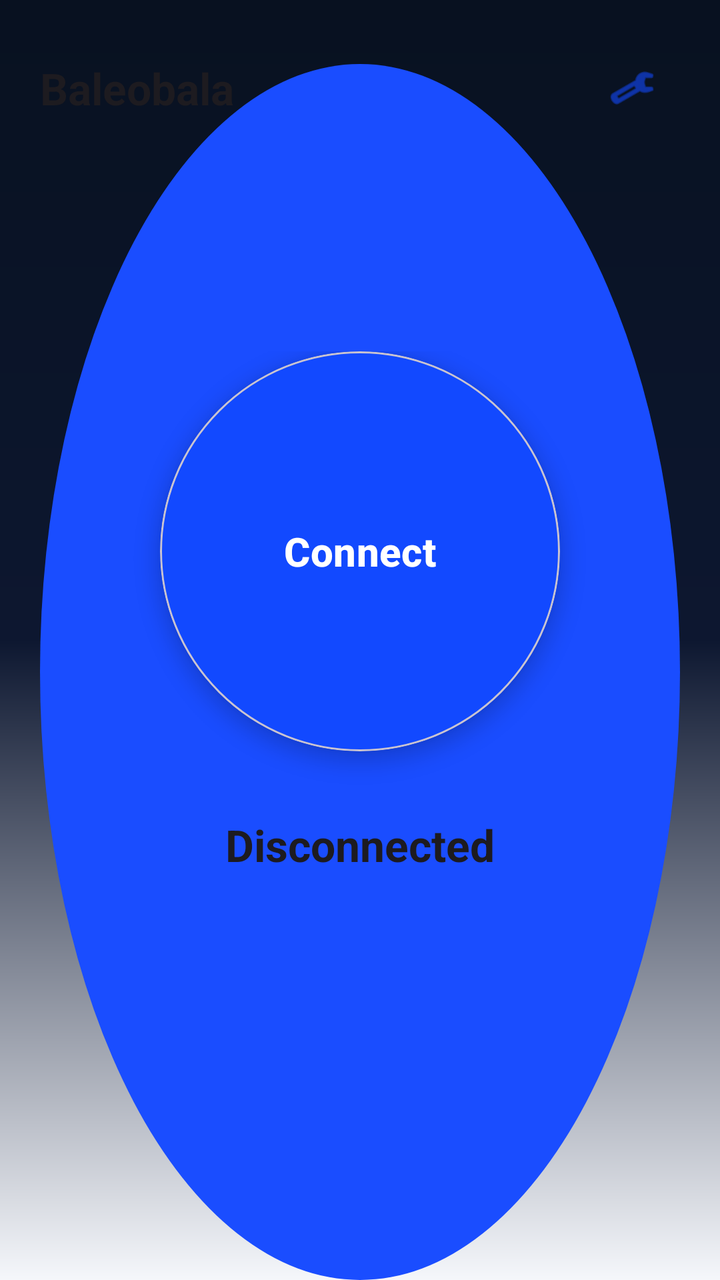
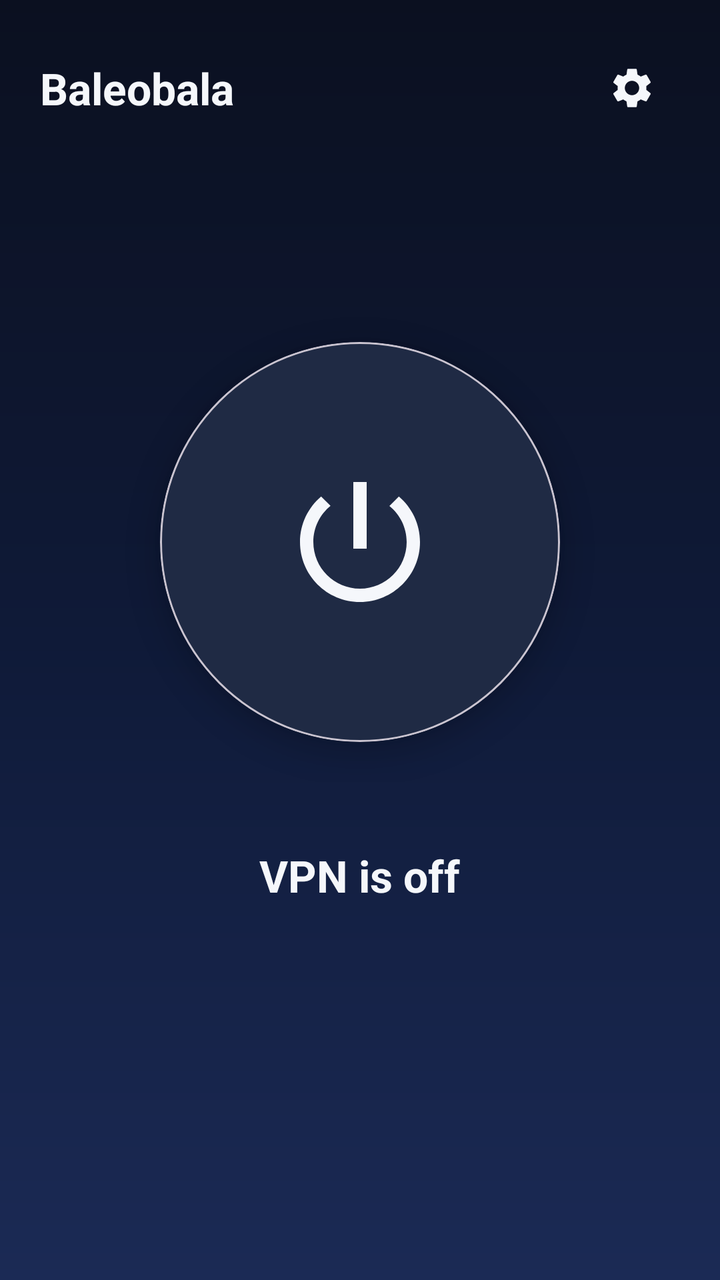

An Android layout rendered at two revisions. The XML below is the earlier revision; the diff shows what the commit changed to produce the second picture.
<!-- AndroidManifest.xml: application theme Theme.BaleobalaVpn -->
<!-- res/layout/activity_main.xml -->
<?xml version="1.0" encoding="utf-8"?>
<FrameLayout xmlns:android="http://schemas.android.com/apk/res/android"
    xmlns:app="http://schemas.android.com/apk/res-auto"
    android:id="@+id/logScroll"
    android:layout_width="match_parent"
    android:layout_height="match_parent"
    android:background="@drawable/bg_dashboard"
    android:fitsSystemWindows="true">

    
    <androidx.constraintlayout.widget.ConstraintLayout
        android:layout_width="match_parent"
        android:layout_height="wrap_content"
        android:paddingHorizontal="20dp"
        android:paddingTop="20dp">

        <TextView
            android:id="@+id/titleText"
            android:layout_width="wrap_content"
            android:layout_height="wrap_content"
            android:text="@string/dashboard_title"
            android:textAppearance="?attr/textAppearanceTitleLarge"
            android:textStyle="bold"
            app:layout_constraintStart_toStartOf="parent"
            app:layout_constraintTop_toTopOf="parent"
            app:layout_constraintBottom_toBottomOf="@id/settingsButton" />

        <com.google.android.material.button.MaterialButton
            android:id="@+id/settingsButton"
            style="@style/Widget.Material3.Button.IconButton"
            android:layout_width="48dp"
            android:layout_height="48dp"
            android:contentDescription="@string/dashboard_settings"
            app:icon="@android:drawable/ic_menu_manage"
            app:iconGravity="textStart"
            app:iconPadding="0dp"
            app:iconSize="24dp"
            app:layout_constraintEnd_toEndOf="parent"
            app:layout_constraintTop_toTopOf="parent" />
    </androidx.constraintlayout.widget.ConstraintLayout>

    
    <LinearLayout
        android:layout_width="match_parent"
        android:layout_height="wrap_content"
        android:layout_gravity="center"
        android:orientation="vertical"
        android:gravity="center_horizontal"
        android:paddingHorizontal="24dp">

        <com.google.android.material.card.MaterialCardView
            android:id="@+id/toggleCard"
            android:layout_width="200dp"
            android:layout_height="200dp"
            app:cardCornerRadius="100dp"
            app:cardElevation="6dp"
            app:cardBackgroundColor="?attr/colorPrimary"
            android:clickable="true"
            android:focusable="true"
            android:foreground="?attr/selectableItemBackgroundBorderless">

            <Button
                android:id="@+id/toggleButton"
                android:layout_width="match_parent"
                android:layout_height="match_parent"
                android:background="@android:color/transparent"
                android:text="@string/connect"
                android:textColor="?attr/colorOnPrimary"
                android:textSize="20sp"
                android:textStyle="bold"
                android:stateListAnimator="@null" />
        </com.google.android.material.card.MaterialCardView>

        <TextView
            android:id="@+id/statusText"
            android:layout_width="wrap_content"
            android:layout_height="wrap_content"
            android:layout_marginTop="32dp"
            android:gravity="center"
            android:text="@string/status_disconnected"
            android:textAppearance="?attr/textAppearanceTitleLarge"
            android:textStyle="bold" />

        <TextView
            android:id="@+id/authStatus"
            android:layout_width="wrap_content"
            android:layout_height="wrap_content"
            android:layout_marginTop="8dp"
            android:gravity="center"
            android:textAppearance="?attr/textAppearanceBodyMedium"
            android:textColor="?attr/colorOnSurfaceVariant" />
    </LinearLayout>

    
    <Button
        android:id="@+id/signOutButton"
        style="@style/Widget.Material3.Button.TextButton"
        android:layout_width="wrap_content"
        android:layout_height="wrap_content"
        android:layout_gravity="bottom|center_horizontal"
        android:layout_marginBottom="24dp"
        android:text="@string/login_sign_out"
        android:visibility="gone" />

    
    <com.google.android.material.chip.Chip android:id="@+id/connectionPill"
        android:layout_width="wrap_content" android:layout_height="wrap_content" android:visibility="gone" />
    <TextView android:id="@+id/carrierText"
        android:layout_width="wrap_content" android:layout_height="wrap_content" android:visibility="gone" />
    <TextView android:id="@+id/quickActionSecondary"
        android:layout_width="wrap_content" android:layout_height="wrap_content" android:visibility="gone" />
    <View android:id="@+id/detailsGroup"
        android:layout_width="0dp" android:layout_height="0dp" android:visibility="gone" />
    <TextView android:id="@+id/logText"
        android:layout_width="wrap_content" android:layout_height="wrap_content" android:visibility="gone" />
</FrameLayout>
<!-- resources referenced by this layout -->
<resources>
  <!-- drawable bg_dashboard (drawable) -->
  <?xml version="1.0" encoding="utf-8"?>
  <layer-list xmlns:android="http://schemas.android.com/apk/res/android">
      <item>
          <shape android:shape="rectangle">
              <gradient
                  android:angle="270"
                  android:startColor="#081120"
                  android:centerColor="#0D1730"
                  android:endColor="#F5F7FB"
                  android:type="linear" />
          </shape>
      </item>
      <item android:top="32dp" android:left="20dp" android:right="20dp">
          <shape android:shape="oval">
              <size android:width="120dp" android:height="120dp" />
              <solid android:color="#1A4DFF" />
          </shape>
      </item>
  </layer-list>
  <string name="connect">Connect</string>
  <string name="dashboard_settings">Settings</string>
  <string name="dashboard_title">Baleobala</string>
  <string name="login_sign_out">Sign out</string>
  <string name="status_disconnected">Disconnected</string>
  <style name="Theme.BaleobalaVpn" parent="Theme.Material3.DayNight.NoActionBar">
          <item name="colorPrimary">#1249FF</item>
          <item name="colorPrimaryContainer">#DDE5FF</item>
          <item name="colorSecondary">#0F766E</item>
          <item name="colorTertiary">#F59E0B</item>
          <item name="android:statusBarColor">#0B1020</item>
          <item name="android:navigationBarColor">#0B1020</item>
      </style>
</resources>

<!-- the commit's change to res/layout/activity_main.xml (unified diff, before → after) -->
@@ -1,116 +1,141 @@
 <?xml version="1.0" encoding="utf-8"?>
-<FrameLayout xmlns:android="http://schemas.android.com/apk/res/android"
+<androidx.coordinatorlayout.widget.CoordinatorLayout
+    xmlns:android="http://schemas.android.com/apk/res/android"
     xmlns:app="http://schemas.android.com/apk/res-auto"
-    android:id="@+id/logScroll"
+    android:id="@+id/rootCoordinator"
     android:layout_width="match_parent"
     android:layout_height="match_parent"
     android:background="@drawable/bg_dashboard"
     android:fitsSystemWindows="true">
 
-    
-    <androidx.constraintlayout.widget.ConstraintLayout
+    <FrameLayout
         android:layout_width="match_parent"
-        android:layout_height="wrap_content"
-        android:paddingHorizontal="20dp"
-        android:paddingTop="20dp">
+        android:layout_height="match_parent">
 
-        <TextView
-            android:id="@+id/titleText"
+        
+        <androidx.constraintlayout.widget.ConstraintLayout
+            android:layout_width="match_parent"
+            android:layout_height="wrap_content"
+            android:paddingHorizontal="20dp"
+            android:paddingTop="20dp">
+
+            <TextView
+                android:id="@+id/titleText"
+                android:layout_width="wrap_content"
+                android:layout_height="wrap_content"
+                android:text="@string/dashboard_title"
+                android:textColor="@color/text_primary_on_dark"
+                android:textAppearance="?attr/textAppearanceTitleLarge"
+                android:textStyle="bold"
+                app:layout_constraintStart_toStartOf="parent"
+                app:layout_constraintTop_toTopOf="parent"
+                app:layout_constraintBottom_toBottomOf="@id/settingsButton" />
+
+            <com.google.android.material.button.MaterialButton
+                android:id="@+id/settingsButton"
+                style="@style/Widget.Material3.Button.IconButton"
+                android:layout_width="48dp"
+                android:layout_height="48dp"
+                android:contentDescription="@string/dashboard_settings"
+                app:icon="@drawable/ic_settings"
+                app:iconTint="@color/text_primary_on_dark"
+                app:iconGravity="textStart"
+                app:iconPadding="0dp"
+                app:iconSize="24dp"
+                app:layout_constraintEnd_toEndOf="parent"
+                app:layout_constraintTop_toTopOf="parent" />
+        </androidx.constraintlayout.widget.ConstraintLayout>
+
+        
+        <LinearLayout
+            android:layout_width="match_parent"
+            android:layout_height="wrap_content"
+            android:layout_gravity="center"
+            android:orientation="vertical"
+            android:gravity="center_horizontal"
+            android:paddingHorizontal="24dp">
+
+            <FrameLayout
+                android:layout_width="240dp"
+                android:layout_height="240dp">
+
+                <com.google.android.material.progressindicator.CircularProgressIndicator
+                    android:id="@+id/connectingProgress"
+                    android:layout_width="240dp"
+                    android:layout_height="240dp"
+                    android:layout_gravity="center"
+                    android:indeterminate="true"
+                    android:visibility="gone"
+                    app:indicatorSize="240dp"
+                    app:trackThickness="4dp"
+                    app:indicatorColor="@color/state_connecting"
+                    app:trackColor="@android:color/transparent" />
+
+                <com.google.android.material.card.MaterialCardView
+                    android:id="@+id/toggleCard"
+                    android:layout_width="200dp"
+                    android:layout_height="200dp"
+                    android:layout_gravity="center"
+                    android:contentDescription="@string/cd_toggle_idle"
+                    android:clickable="true"
+                    android:focusable="true"
+                    android:foreground="?attr/selectableItemBackgroundBorderless"
+                    app:cardCornerRadius="100dp"
+                    app:cardElevation="8dp"
+                    app:cardBackgroundColor="@color/state_idle">
+
+                    <ImageView
+                        android:id="@+id/toggleIcon"
+                        android:layout_width="80dp"
+                        android:layout_height="80dp"
+                        android:layout_gravity="center"
+                        android:src="@drawable/ic_power"
+                        android:importantForAccessibility="no"
+                        app:tint="@color/text_primary_on_dark" />
+                </com.google.android.material.card.MaterialCardView>
+            </FrameLayout>
+
+            <TextView
+                android:id="@+id/statusText"
+                android:layout_width="wrap_content"
+                android:layout_height="wrap_content"
+                android:layout_marginTop="32dp"
+                android:gravity="center"
+                android:text="@string/status_disconnected"
+                android:textColor="@color/text_primary_on_dark"
+                android:textAppearance="?attr/textAppearanceTitleLarge"
+                android:textStyle="bold" />
+
+            <TextView
+                android:id="@+id/statusDetail"
+                android:layout_width="wrap_content"
+                android:layout_height="wrap_content"
+                android:layout_marginTop="8dp"
+                android:gravity="center"
+                android:textColor="@color/text_secondary_on_dark"
+                android:textAppearance="?attr/textAppearanceBodyMedium"
+                android:visibility="gone" />
+
+            <TextView
+                android:id="@+id/authStatus"
+                android:layout_width="wrap_content"
+                android:layout_height="wrap_content"
+                android:layout_marginTop="20dp"
+                android:gravity="center"
+                android:textColor="@color/text_secondary_on_dark"
+                android:textAppearance="?attr/textAppearanceBodySmall" />
+        </LinearLayout>
+
+        
+        <Button
+            android:id="@+id/signOutButton"
+            style="@style/Widget.Material3.Button.TextButton"
             android:layout_width="wrap_content"
             android:layout_height="wrap_content"
-            android:text="@string/dashboard_title"
-            android:textAppearance="?attr/textAppearanceTitleLarge"
-            android:textStyle="bold"
-            app:layout_constraintStart_toStartOf="parent"
-            app:layout_constraintTop_toTopOf="parent"
-            app:layout_constraintBottom_toBottomOf="@id/settingsButton" />
-
-        <com.google.android.material.button.MaterialButton
-            android:id="@+id/settingsButton"
-            style="@style/Widget.Material3.Button.IconButton"
-            android:layout_width="48dp"
-            android:layout_height="48dp"
-            android:contentDescription="@string/dashboard_settings"
-            app:icon="@android:drawable/ic_menu_manage"
-            app:iconGravity="textStart"
-            app:iconPadding="0dp"
-            app:iconSize="24dp"
-            app:layout_constraintEnd_toEndOf="parent"
-            app:layout_constraintTop_toTopOf="parent" />
-    </androidx.constraintlayout.widget.ConstraintLayout>
-
-    
-    <LinearLayout
-        android:layout_width="match_parent"
-        android:layout_height="wrap_content"
-        android:layout_gravity="center"
-        android:orientation="vertical"
-        android:gravity="center_horizontal"
-        android:paddingHorizontal="24dp">
-
-        <com.google.android.material.card.MaterialCardView
-            android:id="@+id/toggleCard"
-            android:layout_width="200dp"
-            android:layout_height="200dp"
-            app:cardCornerRadius="100dp"
-            app:cardElevation="6dp"
-            app:cardBackgroundColor="?attr/colorPrimary"
-            android:clickable="true"
-            android:focusable="true"
-            android:foreground="?attr/selectableItemBackgroundBorderless">
-
-            <Button
-                android:id="@+id/toggleButton"
-                android:layout_width="match_parent"
-                android:layout_height="match_parent"
-                android:background="@android:color/transparent"
-                android:text="@string/connect"
-                android:textColor="?attr/colorOnPrimary"
-                android:textSize="20sp"
-                android:textStyle="bold"
-                android:stateListAnimator="@null" />
-        </com.google.android.material.card.MaterialCardView>
-
-        <TextView
-            android:id="@+id/statusText"
-            android:layout_width="wrap_content"
-            android:layout_height="wrap_content"
-            android:layout_marginTop="32dp"
-            android:gravity="center"
-            android:text="@string/status_disconnected"
-            android:textAppearance="?attr/textAppearanceTitleLarge"
-            android:textStyle="bold" />
-
-        <TextView
-            android:id="@+id/authStatus"
-            android:layout_width="wrap_content"
-            android:layout_height="wrap_content"
-            android:layout_marginTop="8dp"
-            android:gravity="center"
-            android:textAppearance="?attr/textAppearanceBodyMedium"
-            android:textColor="?attr/colorOnSurfaceVariant" />
-    </LinearLayout>
-
-    
-    <Button
-        android:id="@+id/signOutButton"
-        style="@style/Widget.Material3.Button.TextButton"
-        android:layout_width="wrap_content"
-        android:layout_height="wrap_content"
-        android:layout_gravity="bottom|center_horizontal"
-        android:layout_marginBottom="24dp"
-        android:text="@string/login_sign_out"
-        android:visibility="gone" />
-
-    
-    <com.google.android.material.chip.Chip android:id="@+id/connectionPill"
-        android:layout_width="wrap_content" android:layout_height="wrap_content" android:visibility="gone" />
-    <TextView android:id="@+id/carrierText"
-        android:layout_width="wrap_content" android:layout_height="wrap_content" android:visibility="gone" />
-    <TextView android:id="@+id/quickActionSecondary"
-        android:layout_width="wrap_content" android:layout_height="wrap_content" android:visibility="gone" />
-    <View android:id="@+id/detailsGroup"
-        android:layout_width="0dp" android:layout_height="0dp" android:visibility="gone" />
-    <TextView android:id="@+id/logText"
-        android:layout_width="wrap_content" android:layout_height="wrap_content" android:visibility="gone" />
-</FrameLayout>
+            android:layout_gravity="bottom|center_horizontal"
+            android:layout_marginBottom="24dp"
+            android:textColor="@color/text_secondary_on_dark"
+            android:text="@string/login_sign_out"
+            android:visibility="gone" />
+    </FrameLayout>
+</androidx.coordinatorlayout.widget.CoordinatorLayout>
<!-- resource entries referenced after the edit -->
@@ -1,30 +1,46 @@
 <!-- resources referenced by this layout -->
 <resources>
+  <color name="state_connecting">#F59E0B</color>
+  <color name="state_idle">#1F2A44</color>
+  <color name="text_primary_on_dark">#F5F7FB</color>
+  <color name="text_secondary_on_dark">#A8B0C8</color>
   <!-- drawable bg_dashboard (drawable) -->
   <?xml version="1.0" encoding="utf-8"?>
-  <layer-list xmlns:android="http://schemas.android.com/apk/res/android">
-      <item>
-          <shape android:shape="rectangle">
-              <gradient
-                  android:angle="270"
-                  android:startColor="#081120"
-                  android:centerColor="#0D1730"
-                  android:endColor="#F5F7FB"
-                  android:type="linear" />
-          </shape>
-      </item>
-      <item android:top="32dp" android:left="20dp" android:right="20dp">
-          <shape android:shape="oval">
-              <size android:width="120dp" android:height="120dp" />
-              <solid android:color="#1A4DFF" />
-          </shape>
-      </item>
-  </layer-list>
-  <string name="connect">Connect</string>
+  <shape xmlns:android="http://schemas.android.com/apk/res/android"
+      android:shape="rectangle">
+      <gradient
+          android:angle="270"
+          android:startColor="@color/surface_dark"
+          android:centerColor="#0F1A38"
+          android:endColor="#1B2A55"
+          android:type="linear" />
+  </shape>
+  <!-- drawable ic_power (drawable) -->
+  <vector xmlns:android="http://schemas.android.com/apk/res/android"
+      android:width="64dp"
+      android:height="64dp"
+      android:viewportWidth="24"
+      android:viewportHeight="24">
+      <path
+          android:fillColor="@android:color/white"
+          android:pathData="M13,3h-2v10h2V3zM17.83,5.17l-1.42,1.42C17.99,7.86 19,9.81 19,12c0,3.87 -3.13,7 -7,7s-7,-3.13 -7,-7c0,-2.19 1.01,-4.14 2.58,-5.42L6.17,5.17C4.23,6.82 3,9.26 3,12c0,4.97 4.03,9 9,9s9,-4.03 9,-9C21,9.26 19.77,6.82 17.83,5.17z" />
+  </vector>
+  <!-- drawable ic_settings (drawable) -->
+  <vector xmlns:android="http://schemas.android.com/apk/res/android"
+      android:width="24dp"
+      android:height="24dp"
+      android:viewportWidth="24"
+      android:viewportHeight="24"
+      android:tint="?attr/colorOnPrimary">
+      <path
+          android:fillColor="@android:color/white"
+          android:pathData="M19.14,12.94c0.04,-0.3 0.06,-0.61 0.06,-0.94c0,-0.32 -0.02,-0.64 -0.07,-0.94l2.03,-1.58c0.18,-0.14 0.23,-0.41 0.12,-0.61l-1.92,-3.32c-0.12,-0.22 -0.37,-0.29 -0.59,-0.22l-2.39,0.96c-0.5,-0.38 -1.03,-0.7 -1.62,-0.94l-0.36,-2.54c-0.04,-0.24 -0.24,-0.41 -0.48,-0.41h-3.84c-0.24,0 -0.43,0.17 -0.47,0.41l-0.36,2.54c-0.59,0.24 -1.13,0.57 -1.62,0.94l-2.39,-0.96c-0.22,-0.08 -0.47,0 -0.59,0.22L2.74,8.87c-0.12,0.21 -0.08,0.47 0.12,0.61l2.03,1.58c-0.05,0.3 -0.09,0.63 -0.09,0.94c0,0.31 0.02,0.64 0.07,0.94l-2.03,1.58c-0.18,0.14 -0.23,0.41 -0.12,0.61l1.92,3.32c0.12,0.22 0.37,0.29 0.59,0.22l2.39,-0.96c0.5,0.38 1.03,0.7 1.62,0.94l0.36,2.54c0.05,0.24 0.24,0.41 0.48,0.41h3.84c0.24,0 0.44,-0.17 0.47,-0.41l0.36,-2.54c0.59,-0.24 1.13,-0.56 1.62,-0.94l2.39,0.96c0.22,0.08 0.47,0 0.59,-0.22l1.92,-3.32c0.12,-0.22 0.07,-0.47 -0.12,-0.61L19.14,12.94zM12,15.6c-1.98,0 -3.6,-1.62 -3.6,-3.6s1.62,-3.6 3.6,-3.6s3.6,1.62 3.6,3.6S13.98,15.6 12,15.6z" />
+  </vector>
+  <string name="cd_toggle_idle">Turn VPN on</string>
   <string name="dashboard_settings">Settings</string>
   <string name="dashboard_title">Baleobala</string>
   <string name="login_sign_out">Sign out</string>
-  <string name="status_disconnected">Disconnected</string>
+  <string name="status_disconnected">VPN is off</string>
   <style name="Theme.BaleobalaVpn" parent="Theme.Material3.DayNight.NoActionBar">
           <item name="colorPrimary">#1249FF</item>
           <item name="colorPrimaryContainer">#DDE5FF</item>
@@ -33,5 +49,6 @@
           <item name="android:statusBarColor">#0B1020</item>
           <item name="android:navigationBarColor">#0B1020</item>
       </style>
+  <color name="surface_dark">#0B1020</color>
 </resources>
 
